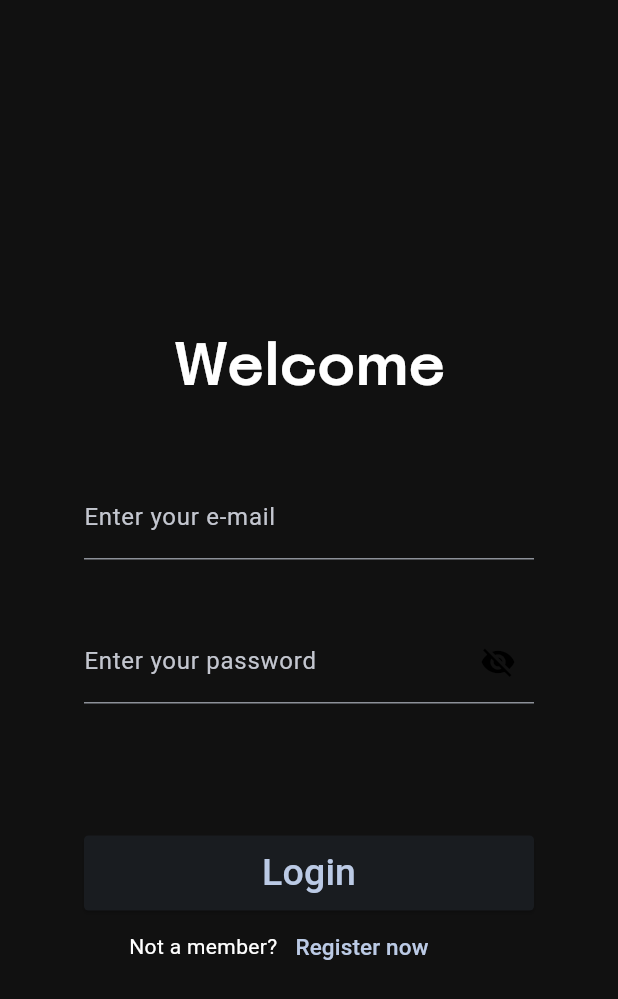
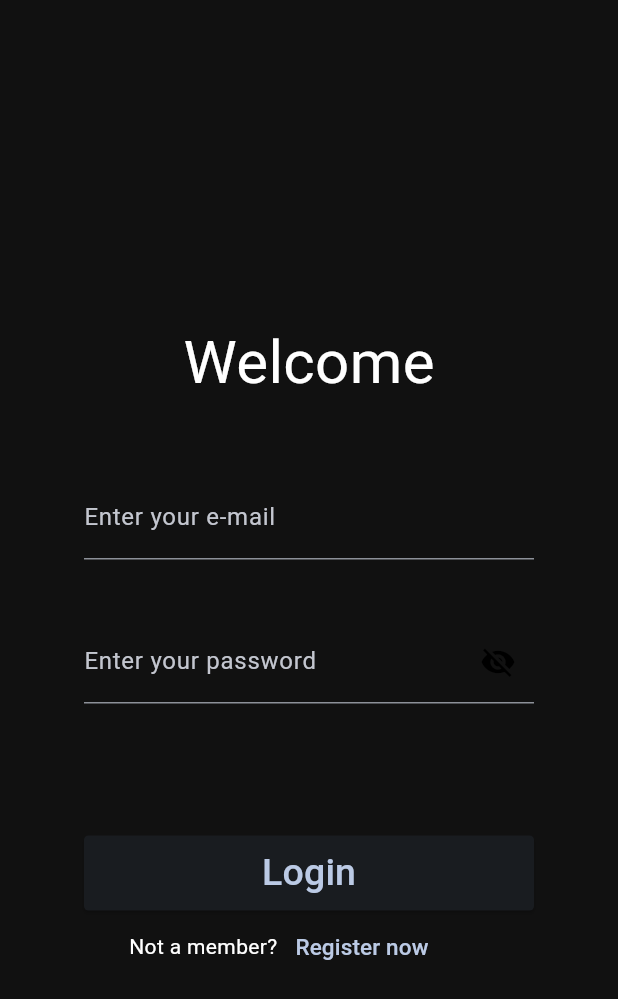
Before and after one commit to KaliopPraktyki/_projekt_praktyki_, a Flutter app: the screen it shows after launch, on a phone screen of 412 x 824 dp. Shown: the top 999 px of the screen. Run offline on Flutter 3.47's test engine with Material 2 defaults, Android fonts, the phone set to English and light mode, and no system bars; our stand-ins replace cloud_firestore, firebase_auth, firebase_core, flex_color_scheme, flutter_slidable, ionicons and 2 more; accounts and stored records are empty; generated files the repository leaves out were written again; project files that could hold a hidden picture were left out.

Commit message:
Delete spoof fonts

```diff
--- a/lib/screens/login_screen.dart
+++ b/lib/screens/login_screen.dart
@@ -59,7 +59,6 @@ class _loginscreenState extends State<loginscreen> {
                   const Padding(padding: EdgeInsets.only(top: 150),),
                   Text(AppLocalizations.of(context)!.welcome,
                     style: const TextStyle(
-                      fontFamily: 'Spoof',
                       fontSize: 40,
                     ),
                   ),
--- a/lib/screens/profilescreen.dart
+++ b/lib/screens/profilescreen.dart
@@ -73,14 +73,12 @@ class _ProfileScreenState extends State<ProfileScreen> {
                   const Text(
                     "Name",
                     style: TextStyle(
-                      fontFamily: "Spoof-regular",
                       fontSize: 19,
                     ),
                   ),
                   const Text(
                     "Profession",
                     style: TextStyle(
-                      fontFamily: "Spoof-regular",
                       fontSize: 16,
                     ),
                   ),
@@ -158,14 +156,12 @@ class _ProfileScreenState extends State<ProfileScreen> {
               Text(
                 text1,
                 style: const TextStyle(
-                  fontFamily: "Spoof-regular",
                   fontSize: 14,
                 ),
               ),
               Text(
                 text2,
                 style: const TextStyle(
-                  fontFamily: "Spoof-regular",
                   fontWeight: FontWeight.bold,
                   fontSize: 16,
                 ),
```
Also changed, not shown: pubspec.yaml (+9 -9 lines), assets/fonts/Spoof-Bold.ttf (deleted), assets/fonts/Spoof-Medium.ttf (deleted), assets/fonts/Spoof-Regular.ttf (deleted).
